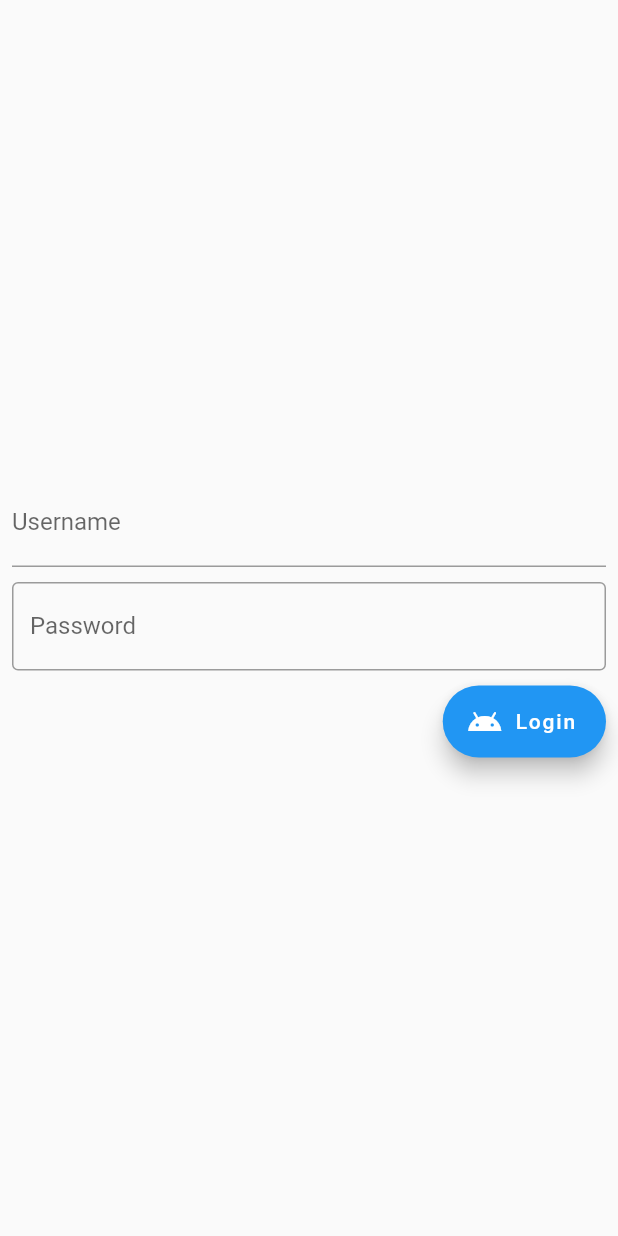
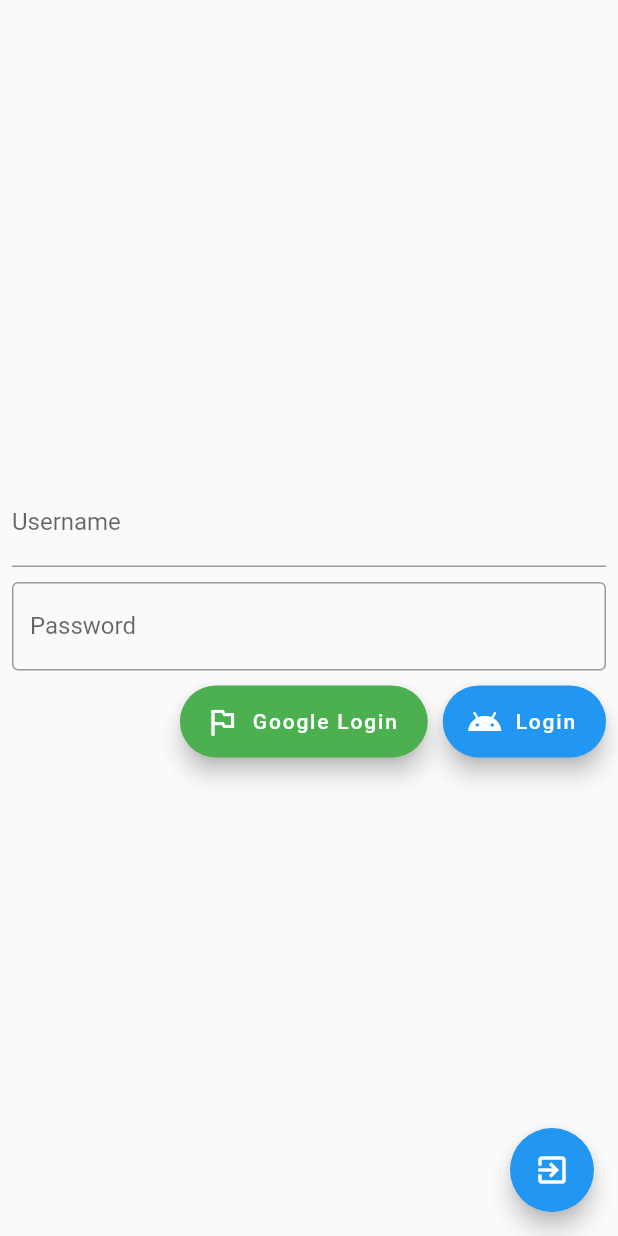
Before and after one commit to VB10/flutterfire, a Flutter app: the screen it shows after launch, after a tap on "Login", on a phone screen of 412 x 824 dp. Run offline on Flutter 3.47's test engine with Material 2 defaults, Android fonts, the phone set to English and light mode, and no system bars; our stand-ins replace firebase_auth, google_sign_in; accounts and stored records are empty; network calls fail.

Commit message:
android x migration added, android google signin cmopleted

```diff
--- a/lib/main.dart
+++ b/lib/main.dart
@@ -1,13 +1,11 @@
 import 'package:flutter/material.dart';
 import 'package:flutterfire/ui/view/authentication/login_view.dart';
-
-import 'ui/view/home/fire_home_view.dart';
 
 void main() => runApp(MyApp());
 
 class MyApp extends StatelessWidget {
   @override
   Widget build(BuildContext context) {
-    return MaterialApp(title: 'Material App', home: LoginView());
+    return MaterialApp(home: LoginView());
   }
 }
--- a/lib/ui/view/authentication/login_view.dart
+++ b/lib/ui/view/authentication/login_view.dart
@@ -2,6 +2,7 @@ import 'package:flutter/material.dart';
 import 'package:flutterfire/core/model/user/user_auth_error.dart';
 import 'package:flutterfire/core/model/user/user_request.dart';
 import 'package:flutterfire/core/services/firebase_service.dart';
+import 'package:flutterfire/core/services/google_signin.dart';
 import 'package:flutterfire/ui/view/home/fire_home_view.dart';
 
 class LoginView extends StatefulWidget {
@@ -18,6 +19,12 @@ class _LoginViewState extends State<LoginView> {
   @override
   Widget build(BuildContext context) {
     return Scaffold(
+      floatingActionButton: FloatingActionButton(
+        child: Icon(Icons.exit_to_app),
+        onPressed: () async {
+          await GoogleSignHelper.instance.signOut();
+        },
+      ),
       key: scaffold,
       body: Center(
         child: Padding(
@@ -26,44 +33,29 @@ class _LoginViewState extends State<LoginView> {
             mainAxisAlignment: MainAxisAlignment.center,
             crossAxisAlignment: CrossAxisAlignment.end,
             children: <Widget>[
-              TextField(
-                onChanged: (val) {
-                  setState(() {
-                    username = val;
-                  });
-                },
-                decoration: InputDecoration(
-                    border: UnderlineInputBorder(), labelText: "Username"),
-              ),
-              SizedBox(height: 10),
-              TextField(
-                onChanged: (val) {
-                  setState(() {
-                    password = val;
-                  });
-                },
-                decoration: InputDecoration(
-                    border: OutlineInputBorder(), labelText: "Password"),
-              ),
-              SizedBox(height: 10),
-              FloatingActionButton.extended(
-                onPressed: () async {
-                  var result = await service.postUser(UserRequest(
-                      email: username,
-                      password: password,
-                      returnSecureToken: true));
-
-                  if (result is FirebaseAuthError) {
-                    scaffold.currentState.showSnackBar(SnackBar(
-                      content: Text(result.error.message),
-                    ));
-                  } else {
-                    Navigator.of(context).push(MaterialPageRoute(
-                        builder: (context) => FireHomeView()));
-                  }
-                },
-                label: Text("Login"),
-                icon: Icon(Icons.android),
+              usernameTextField(),
+              emptySizedBox(),
+              passwordTextField(),
+              emptySizedBox(),
+              Wrap(
+                spacing: 10,
+                children: <Widget>[
+                  FloatingActionButton.extended(
+                    backgroundColor: Colors.green,
+                    label: Text("Google Login"),
+                    icon: Icon(Icons.outlined_flag),
+                    onPressed: () async {
+                      var data = await GoogleSignHelper.instance.signIn();
+                      if (data != null) {
+                        var userData =
+                            await GoogleSignHelper.instance.googleAuthtencite();
+                        print(userData.accessToken);
+                        // print(userData.idToken);
+                      }
+                    },
+                  ),
+                  customLoginFABButton(context)
+                ],
               )
             ],
           ),
@@ -71,4 +63,50 @@ class _LoginViewState extends State<LoginView> {
       ),
     );
   }
+
+  FloatingActionButton customLoginFABButton(BuildContext context) {
+    return FloatingActionButton.extended(
+      onPressed: () async {
+        var result = await service.postUser(UserRequest(
+            email: username, password: password, returnSecureToken: true));
+
+        if (result is FirebaseAuthError) {
+          scaffold.currentState.showSnackBar(SnackBar(
+            content: Text(result.error.message),
+          ));
+        } else {
+          Navigator.of(context)
+              .push(MaterialPageRoute(builder: (context) => FireHomeView()));
+        }
+      },
+      label: Text("Login"),
+      icon: Icon(Icons.android),
+    );
+  }
+
+  TextField passwordTextField() {
+    return TextField(
+      onChanged: (val) {
+        setState(() {
+          password = val;
+        });
+      },
+      decoration:
+          InputDecoration(border: OutlineInputBorder(), labelText: "Password"),
+    );
+  }
+
+  SizedBox emptySizedBox() => SizedBox(height: 10);
+
+  TextField usernameTextField() {
+    return TextField(
+      onChanged: (val) {
+        setState(() {
+          username = val;
+        });
+      },
+      decoration: InputDecoration(
+          border: UnderlineInputBorder(), labelText: "Username"),
+    );
+  }
 }
--- a/pubspec.yaml
+++ b/pubspec.yaml
@@ -21,6 +21,9 @@ dependencies:
     sdk: flutter
 
   http: 0.12.0+2
+  google_sign_in: 4.1.1
+  firebase_auth: 0.15.3+1
+
 
 
   # The following adds the Cupertino Icons font to your application.
```
Also changed, not shown: lib/core/services/google_signin.dart (added, +55 -0 lines), pubspec.lock, 8 other files.
